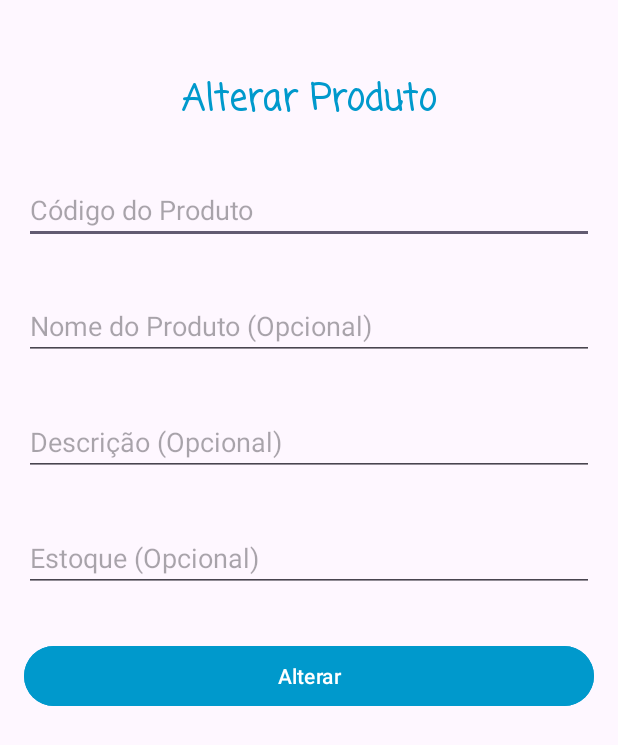
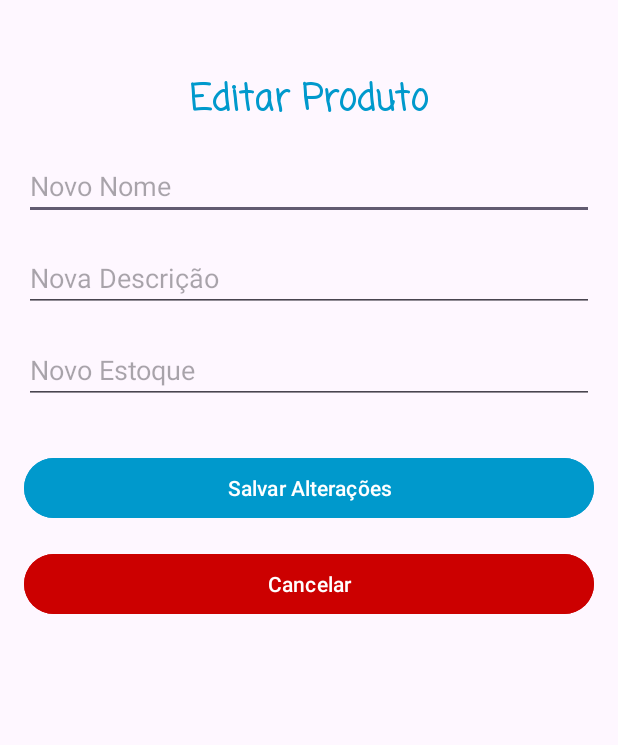
Before and after one commit to lucpc/IMDMarket, an Android app: the layout activity_update.xml on its own in the app's theme, with its tools: preview values and no code run, on a phone screen of 412 x 824 dp. Shown: the top 745 px of the screen. Run offline under Robolectric (Android 15) with nearby library versions, the phone set to English and light mode, and no system bars.

```diff
--- a/app/src/main/AndroidManifest.xml
+++ b/app/src/main/AndroidManifest.xml
@@ -12,6 +12,9 @@
         android:supportsRtl="true"
         android:theme="@style/Theme.IMDMarket"
         tools:targetApi="31">
+        <activity
+            android:name=".DetailActivity"
+            android:exported="false" />
         <activity
             android:name=".ListActivity"
             android:exported="false" />
--- a/app/src/main/res/layout/activity_update.xml
+++ b/app/src/main/res/layout/activity_update.xml
@@ -1,59 +1,88 @@
-<LinearLayout xmlns:android="http://schemas.android.com/apk/res/android"
+<?xml version="1.0" encoding="utf-8"?>
+<androidx.constraintlayout.widget.ConstraintLayout xmlns:android="http://schemas.android.com/apk/res/android"
+    xmlns:app="http://schemas.android.com/apk/res-auto"
+    xmlns:tools="http://schemas.android.com/tools"
     android:layout_width="match_parent"
     android:layout_height="match_parent"
-    android:orientation="vertical"
-    android:padding="16dp">
+    android:padding="16dp"
+    android:background="?android:attr/colorBackground"
+    tools:context=".UpdateActivity">
 
+    <!-- Título -->
     <TextView
         android:id="@+id/tvUpdateTitle"
         android:layout_width="wrap_content"
         android:layout_height="wrap_content"
-        android:text="Alterar Produto"
-        android:fontFamily="casual"
+        android:text="Editar Produto"
         android:textSize="24sp"
         android:textStyle="bold"
+        android:fontFamily="casual"
         android:textColor="@android:color/holo_blue_dark"
-        android:layout_gravity="center"
-        android:clickable="true"
+        app:layout_constraintTop_toTopOf="parent"
+        app:layout_constraintStart_toStartOf="parent"
+        app:layout_constraintEnd_toEndOf="parent"
         android:layout_marginTop="32dp" />
-    <EditText
-        android:id="@+id/etProductCodeUpdate"
-        android:layout_width="match_parent"
-        android:layout_height="wrap_content"
-        android:hint="Código do Produto"
-        android:inputType="number"
-        android:layout_marginTop="32dp"/>
 
+    <!-- Campo para o Nome do Produto -->
     <EditText
         android:id="@+id/etProductNameUpdate"
-        android:layout_width="match_parent"
+        android:layout_width="0dp"
         android:layout_height="wrap_content"
-        android:hint="Nome do Produto (Opcional)"
+        android:hint="Novo Nome"
         android:inputType="text"
-        android:layout_marginTop="32dp"/>
+        app:layout_constraintTop_toBottomOf="@id/tvUpdateTitle"
+        app:layout_constraintStart_toStartOf="parent"
+        app:layout_constraintEnd_toEndOf="parent"
+        android:layout_marginTop="16dp" />
 
+    <!-- Campo para a Descrição do Produto -->
     <EditText
         android:id="@+id/etProductDescriptionUpdate"
-        android:layout_width="match_parent"
+        android:layout_width="0dp"
         android:layout_height="wrap_content"
-        android:hint="Descrição (Opcional)"
+        android:hint="Nova Descrição"
         android:inputType="textMultiLine"
-        android:layout_marginTop="32dp"/>
+        app:layout_constraintTop_toBottomOf="@id/etProductNameUpdate"
+        app:layout_constraintStart_toStartOf="parent"
+        app:layout_constraintEnd_toEndOf="parent"
+        android:layout_marginTop="16dp" />
 
+    <!-- Campo para o Estoque do Produto -->
     <EditText
         android:id="@+id/etProductStockUpdate"
-        android:layout_width="match_parent"
+        android:layout_width="0dp"
         android:layout_height="wrap_content"
-        android:hint="Estoque (Opcional)"
+        android:hint="Novo Estoque"
         android:inputType="number"
-        android:layout_marginTop="32dp"/>
+        app:layout_constraintTop_toBottomOf="@id/etProductDescriptionUpdate"
+        app:layout_constraintStart_toStartOf="parent"
+        app:layout_constraintEnd_toEndOf="parent"
+        android:layout_marginTop="16dp" />
 
+    <!-- Botão Salvar -->
     <Button
-        android:id="@+id/btnUpdate"
-        android:layout_width="match_parent"
+        android:id="@+id/btnSaveUpdate"
+        android:layout_width="0dp"
         android:layout_height="wrap_content"
-        android:text="Alterar"
+        android:text="Salvar Alterações"
         android:backgroundTint="@android:color/holo_blue_dark"
         android:textColor="@android:color/white"
-        android:layout_marginTop="32dp"/>
-</LinearLayout>
+        app:layout_constraintTop_toBottomOf="@id/etProductStockUpdate"
+        app:layout_constraintStart_toStartOf="parent"
+        app:layout_constraintEnd_toEndOf="parent"
+        android:layout_marginTop="32dp" />
+
+    <!-- Botão Cancelar -->
+    <Button
+        android:id="@+id/btnCancelUpdate"
+        android:layout_width="0dp"
+        android:layout_height="wrap_content"
+        android:text="Cancelar"
+        android:backgroundTint="@android:color/holo_red_dark"
+        android:textColor="@android:color/white"
+        app:layout_constraintTop_toBottomOf="@id/btnSaveUpdate"
+        app:layout_constraintStart_toStartOf="parent"
+        app:layout_constraintEnd_toEndOf="parent"
+        android:layout_marginTop="16dp" />
+
+</androidx.constraintlayout.widget.ConstraintLayout>
--- a/gradle/libs.versions.toml
+++ b/gradle/libs.versions.toml
@@ -1,5 +1,5 @@
 [versions]
-agp = "8.7.2"
+agp = "8.7.3"
 kotlin = "1.9.24"
 coreKtx = "1.15.0"
 junit = "4.13.2"
```
Also changed, not shown: app/src/main/java/com/example/imdmarket/DetailActivity.kt (added, +66 -0 lines), app/src/main/java/com/example/imdmarket/ListActivity.kt (+26 -5 lines), app/src/main/java/com/example/imdmarket/RegisterActivity.kt (+15 -4 lines), app/src/main/java/com/example/imdmarket/UpdateActivity.kt (+51 -5 lines), app/src/main/java/com/example/imdmarket/data/IMDMarketDatabaseHelper.kt (added, +120 -0 lines), app/src/main/java/com/example/imdmarket/model/Produto.kt (added, +8 -0 lines), app/src/main/res/layout/activity_detail.xml (added, +121 -0 lines), app/src/main/res/layout/activity_main.xml (+25 -5 lines), app/src/main/java/com/example/imdmarket/MainActivity.kt (line endings or trailing spaces).
